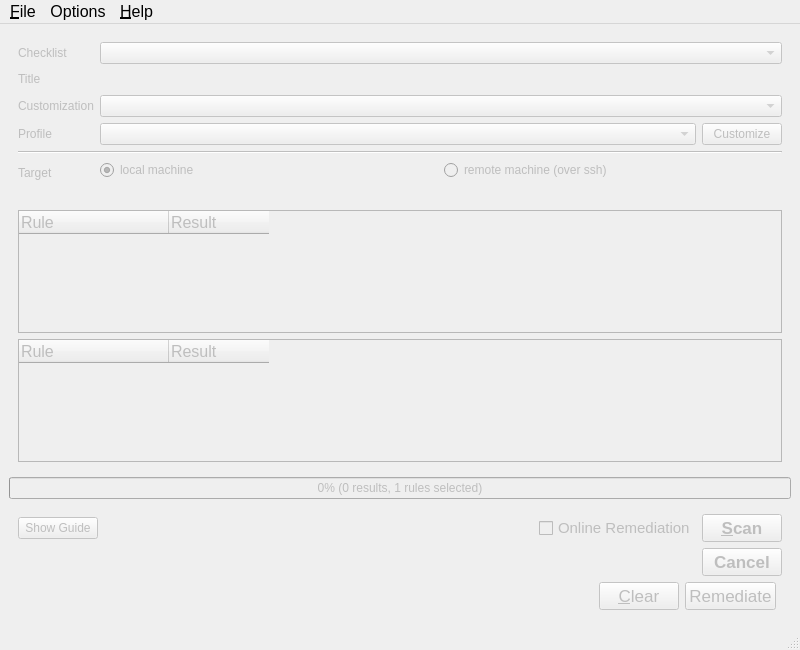
First picture: the form in ui/MainWindow.ui, repository OpenSCAP/scap-workbench, before the edit.
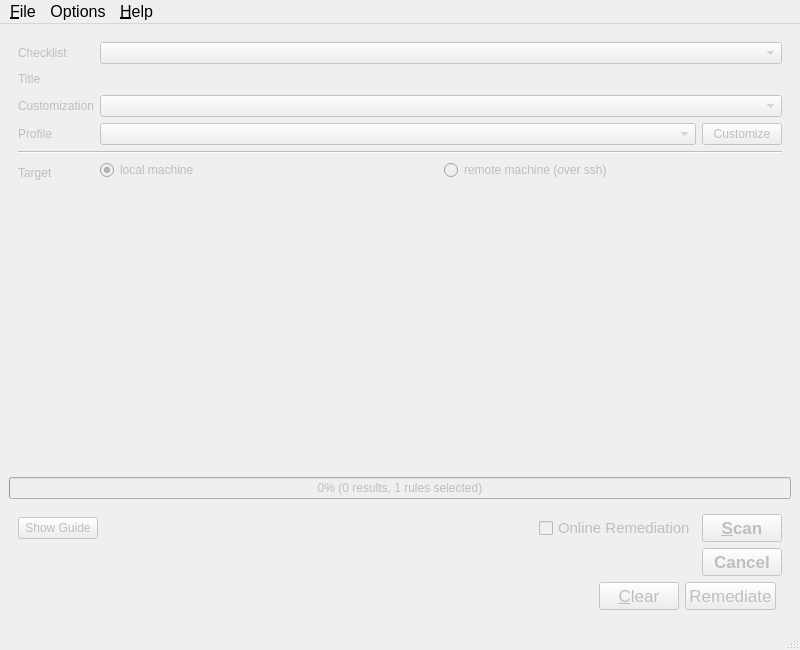
Second picture: the form after the edit. Custom widgets are drawn as their Qt base class.

Commit message:
Refactored rule browsing and rule result viewing into RuleResultTree
We now use a single tree for both instead of switching the widgets. That
way user can browse and view the descriptions even while scanning. \o/

What changed in the file:
```diff
--- a/ui/MainWindow.ui
+++ b/ui/MainWindow.ui
@@ -176,90 +176,13 @@
      </widget>
     </item>
     <item>
-     <widget class="QWidget" name="widget_2" native="true">
-      <layout class="QVBoxLayout" name="verticalLayout_2">
-       <item>
-        <widget class="QTreeWidget" name="selectedRulesTree">
-         <property name="font">
-          <font>
-           <pointsize>12</pointsize>
-          </font>
-         </property>
-         <property name="styleSheet">
-          <string notr="true"> QTreeView::branch:has-siblings:!adjoins-item {
-         background: transparent;
- }
-
- QTreeView::branch:!has-children:!has-siblings:adjoins-item {
-         background: transparent;
- }
-</string>
-         </property>
-         <property name="alternatingRowColors">
-          <bool>false</bool>
-         </property>
-         <property name="verticalScrollMode">
-          <enum>QAbstractItemView::ScrollPerPixel</enum>
-         </property>
-         <property name="rootIsDecorated">
-          <bool>true</bool>
-         </property>
-         <attribute name="headerDefaultSectionSize">
-          <number>150</number>
-         </attribute>
-         <attribute name="headerStretchLastSection">
-          <bool>false</bool>
-         </attribute>
-         <column>
-          <property name="text">
-           <string>Rule</string>
-          </property>
-         </column>
-         <column>
-          <property name="text">
-           <string>Result</string>
-          </property>
-         </column>
-        </widget>
-       </item>
-       <item>
-        <widget class="QTreeWidget" name="ruleResultsTree">
-         <property name="font">
-          <font>
-           <pointsize>12</pointsize>
-          </font>
-         </property>
-         <property name="alternatingRowColors">
-          <bool>true</bool>
-         </property>
-         <property name="rootIsDecorated">
-          <bool>false</bool>
-         </property>
-         <property name="uniformRowHeights">
-          <bool>true</bool>
-         </property>
-         <property name="sortingEnabled">
-          <bool>false</bool>
-         </property>
-         <attribute name="headerDefaultSectionSize">
-          <number>150</number>
-         </attribute>
-         <attribute name="headerStretchLastSection">
-          <bool>false</bool>
-         </attribute>
-         <column>
-          <property name="text">
-           <string>Rule</string>
-          </property>
-         </column>
-         <column>
-          <property name="text">
-           <string>Result</string>
-          </property>
-         </column>
-        </widget>
-       </item>
-      </layout>
+     <widget class="RuleResultsTree" name="ruleResultsTree" native="true">
+      <property name="sizePolicy">
+       <sizepolicy hsizetype="Preferred" vsizetype="Expanding">
+        <horstretch>0</horstretch>
+        <verstretch>0</verstretch>
+       </sizepolicy>
+      </property>
      </widget>
     </item>
     <item>
@@ -595,6 +518,12 @@
    <header>RemoteMachineComboBox.h</header>
    <container>1</container>
   </customwidget>
+  <customwidget>
+   <class>RuleResultsTree</class>
+   <extends>QWidget</extends>
+   <header>RuleResultsTree.h</header>
+   <container>1</container>
+  </customwidget>
  </customwidgets>
  <resources/>
  <connections>
```
The commit also changes 5 other files.
